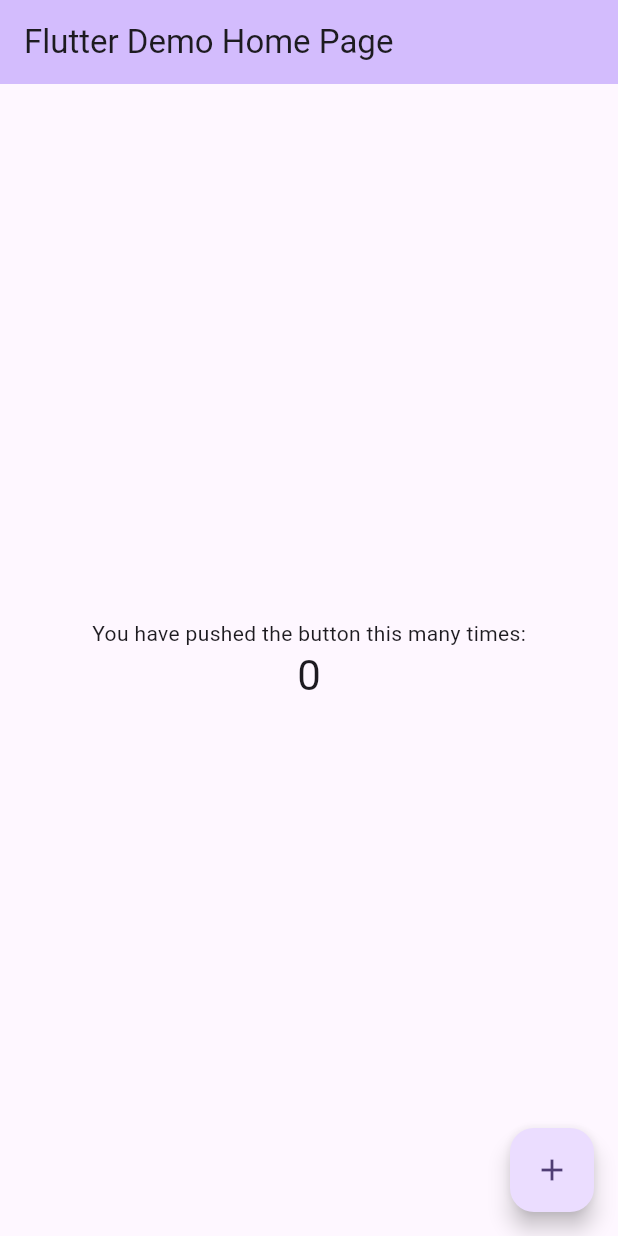
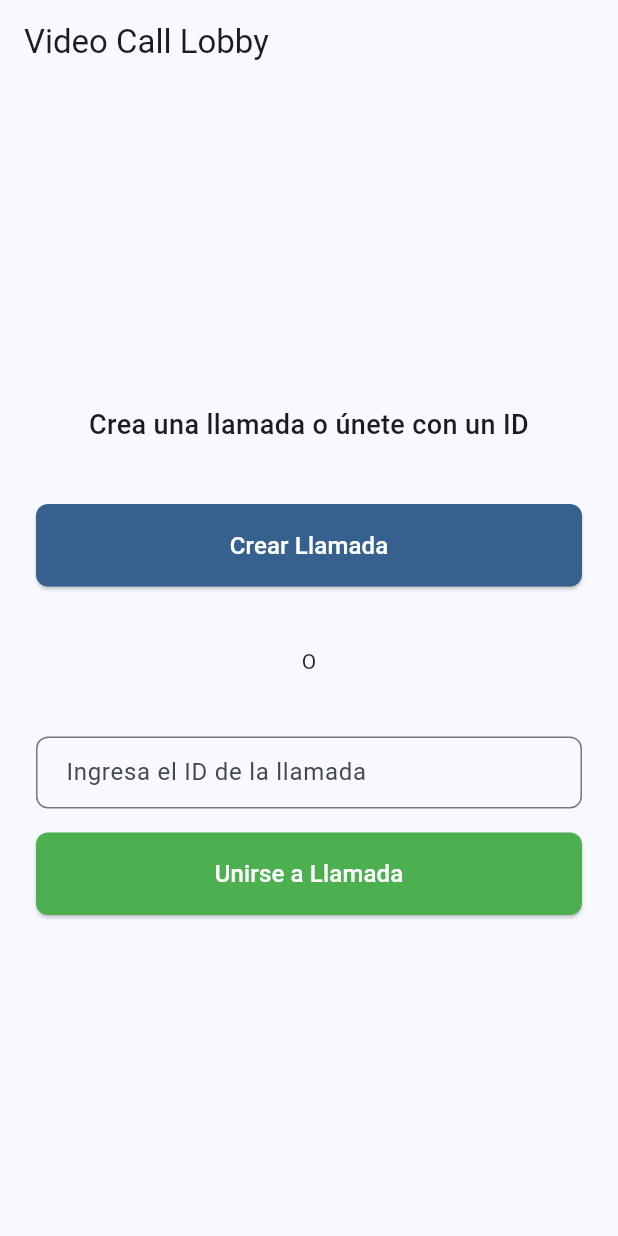
Before and after one commit to DelaRosaJose/videocallapp, a Flutter app: the screen it shows after launch, on a phone screen of 412 x 824 dp. Run offline on Flutter 3.47's test engine with Material 3 defaults, Android fonts, the phone set to English and light mode, and no system bars.

Commit message:
Feat: We created the principal page Desing

```diff
--- /dev/null
+++ b/lib/features/call/view/lobby_screen.dart
@@ -0,0 +1,68 @@
+import 'package:flutter/material.dart';
+import '../../../shared_widgets/custom_button.dart';
+import '../../../shared_widgets/custom_text_field.dart';
+
+class LobbyScreen extends StatefulWidget {
+  const LobbyScreen({super.key});
+
+  @override
+  State<LobbyScreen> createState() => _LobbyScreenState();
+}
+
+class _LobbyScreenState extends State<LobbyScreen> {
+  final TextEditingController _roomIdController = TextEditingController();
+
+  @override
+  void dispose() {
+    _roomIdController.dispose();
+    super.dispose();
+  }
+
+  @override
+  Widget build(BuildContext context) {
+    return Scaffold(
+      appBar: AppBar(title: const Text('Video Call Lobby')),
+      body: Padding(
+        padding: const EdgeInsets.all(24.0),
+        child: Column(
+          mainAxisAlignment: MainAxisAlignment.center,
+          children: [
+            const Text(
+              'Crea una llamada o únete con un ID',
+              style: TextStyle(fontSize: 18, fontWeight: FontWeight.w500),
+              textAlign: TextAlign.center,
+            ),
+            const SizedBox(height: 40),
+
+            CustomButton(text: 'Crear Llamada', onPressed: () {}),
+
+            const SizedBox(height: 40),
+            const Text('O'),
+            const SizedBox(height: 40),
+
+            CustomTextField(
+              controller: _roomIdController,
+              hintText: 'Ingresa el ID de la llamada',
+            ),
+            const SizedBox(height: 16),
+            CustomButton(
+              text: 'Unirse a Llamada',
+              onPressed: () {
+                final roomId = _roomIdController.text.trim();
+                if (roomId.isNotEmpty) {
+                } else {
+                  ScaffoldMessenger.of(context).showSnackBar(
+                    const SnackBar(
+                      content: Text('Por favor, ingresa un ID de llamada'),
+                    ),
+                  );
+                }
+              },
+              color: Colors.green,
+            ),
+          ],
+        ),
+      ),
+    );
+  }
+}
--- a/lib/main.dart
+++ b/lib/main.dart
@@ -1,6 +1,8 @@
 import 'package:flutter/material.dart';
+import 'package:videocallapp/features/call/view/lobby_screen.dart';
 
 void main() {
+  WidgetsFlutterBinding.ensureInitialized();
   runApp(const MyApp());
 }
 
@@ -11,112 +13,10 @@ class MyApp extends StatelessWidget {
   @override
   Widget build(BuildContext context) {
     return MaterialApp(
+      debugShowCheckedModeBanner: false,
       title: 'Flutter Demo',
-      theme: ThemeData(
-        // This is the theme of your application.
-        //
-        // TRY THIS: Try running your application with "flutter run". You'll see
-        // the application has a purple toolbar. Then, without quitting the app,
-        // try changing the seedColor in the colorScheme below to Colors.green
-        // and then invoke "hot reload" (save your changes or press the "hot
-        // reload" button in a Flutter-supported IDE, or press "r" if you used
-        // the command line to start the app).
-        //
-        // Notice that the counter didn't reset back to zero; the application
-        // state is not lost during the reload. To reset the state, use hot
-        // restart instead.
-        //
-        // This works for code too, not just values: Most code changes can be
-        // tested with just a hot reload.
-        colorScheme: .fromSeed(seedColor: Colors.deepPurple),
-      ),
-      home: const MyHomePage(title: 'Flutter Demo Home Page'),
+      theme: ThemeData(colorScheme: .fromSeed(seedColor: Colors.blue)),
+      home: const LobbyScreen(),
     );
   }
 }
-
-class MyHomePage extends StatefulWidget {
-  const MyHomePage({super.key, required this.title});
-
-  // This widget is the home page of your application. It is stateful, meaning
-  // that it has a State object (defined below) that contains fields that affect
-  // how it looks.
-
-  // This class is the configuration for the state. It holds the values (in this
-  // case the title) provided by the parent (in this case the App widget) and
-  // used by the build method of the State. Fields in a Widget subclass are
-  // always marked "final".
-
-  final String title;
-
-  @override
-  State<MyHomePage> createState() => _MyHomePageState();
-}
-
-class _MyHomePageState extends State<MyHomePage> {
-  int _counter = 0;
-
-  void _incrementCounter() {
-    setState(() {
-      // This call to setState tells the Flutter framework that something has
-      // changed in this State, which causes it to rerun the build method below
-      // so that the display can reflect the updated values. If we changed
-      // _counter without calling setState(), then the build method would not be
-      // called again, and so nothing would appear to happen.
-      _counter++;
-    });
-  }
-
-  @override
-  Widget build(BuildContext context) {
-    // This method is rerun every time setState is called, for instance as done
-    // by the _incrementCounter method above.
-    //
-    // The Flutter framework has been optimized to make rerunning build methods
-    // fast, so that you can just rebuild anything that needs updating rather
-    // than having to individually change instances of widgets.
-    return Scaffold(
-      appBar: AppBar(
-        // TRY THIS: Try changing the color here to a specific color (to
-        // Colors.amber, perhaps?) and trigger a hot reload to see the AppBar
-        // change color while the other colors stay the same.
-        backgroundColor: Theme.of(context).colorScheme.inversePrimary,
-        // Here we take the value from the MyHomePage object that was created by
-        // the App.build method, and use it to set our appbar title.
-        title: Text(widget.title),
-      ),
-      body: Center(
-        // Center is a layout widget. It takes a single child and positions it
-        // in the middle of the parent.
-        child: Column(
-          // Column is also a layout widget. It takes a list of children and
-          // arranges them vertically. By default, it sizes itself to fit its
-          // children horizontally, and tries to be as tall as its parent.
-          //
-          // Column has various properties to control how it sizes itself and
-          // how it positions its children. Here we use mainAxisAlignment to
-          // center the children vertically; the main axis here is the vertical
-          // axis because Columns are vertical (the cross axis would be
-          // horizontal).
-          //
-          // TRY THIS: Invoke "debug painting" (choose the "Toggle Debug Paint"
-          // action in the IDE, or press "p" in the console), to see the
-          // wireframe for each widget.
-          mainAxisAlignment: .center,
-          children: [
-            const Text('You have pushed the button this many times:'),
-            Text(
-              '$_counter',
-              style: Theme.of(context).textTheme.headlineMedium,
-            ),
-          ],
-        ),
-      ),
-      floatingActionButton: FloatingActionButton(
-        onPressed: _incrementCounter,
-        tooltip: 'Increment',
-        child: const Icon(Icons.add),
-      ),
-    );
-  }
-}
--- /dev/null
+++ b/lib/shared_widgets/custom_button.dart
@@ -0,0 +1,39 @@
+import 'package:flutter/material.dart';
+
+class CustomButton extends StatelessWidget {
+  final String text;
+  final VoidCallback onPressed;
+  final Color? color;
+
+  const CustomButton({
+    Key? key,
+    required this.text,
+    required this.onPressed,
+    this.color,
+  }) : super(key: key);
+
+  @override
+  Widget build(BuildContext context) {
+    return SizedBox(
+      width: double.infinity, // Ocupa todo el ancho disponible
+      child: ElevatedButton(
+        style: ElevatedButton.styleFrom(
+          backgroundColor:
+              color ??
+              Theme.of(
+                context,
+              ).primaryColor, // Usa el color primario si no se especifica uno
+          padding: const EdgeInsets.symmetric(vertical: 16.0),
+          shape: RoundedRectangleBorder(
+            borderRadius: BorderRadius.circular(8.0),
+          ),
+        ),
+        onPressed: onPressed,
+        child: Text(
+          text,
+          style: const TextStyle(fontSize: 16, color: Colors.white),
+        ),
+      ),
+    );
+  }
+}
--- /dev/null
+++ b/lib/shared_widgets/custom_text_field.dart
@@ -0,0 +1,27 @@
+import 'package:flutter/material.dart';
+
+class CustomTextField extends StatelessWidget {
+  final TextEditingController controller;
+  final String hintText;
+
+  const CustomTextField({
+    Key? key,
+    required this.controller,
+    required this.hintText,
+  }) : super(key: key);
+
+  @override
+  Widget build(BuildContext context) {
+    return TextField(
+      controller: controller,
+      decoration: InputDecoration(
+        hintText: hintText,
+        border: OutlineInputBorder(borderRadius: BorderRadius.circular(8.0)),
+        contentPadding: const EdgeInsets.symmetric(
+          horizontal: 16.0,
+          vertical: 12.0,
+        ),
+      ),
+    );
+  }
+}
```
